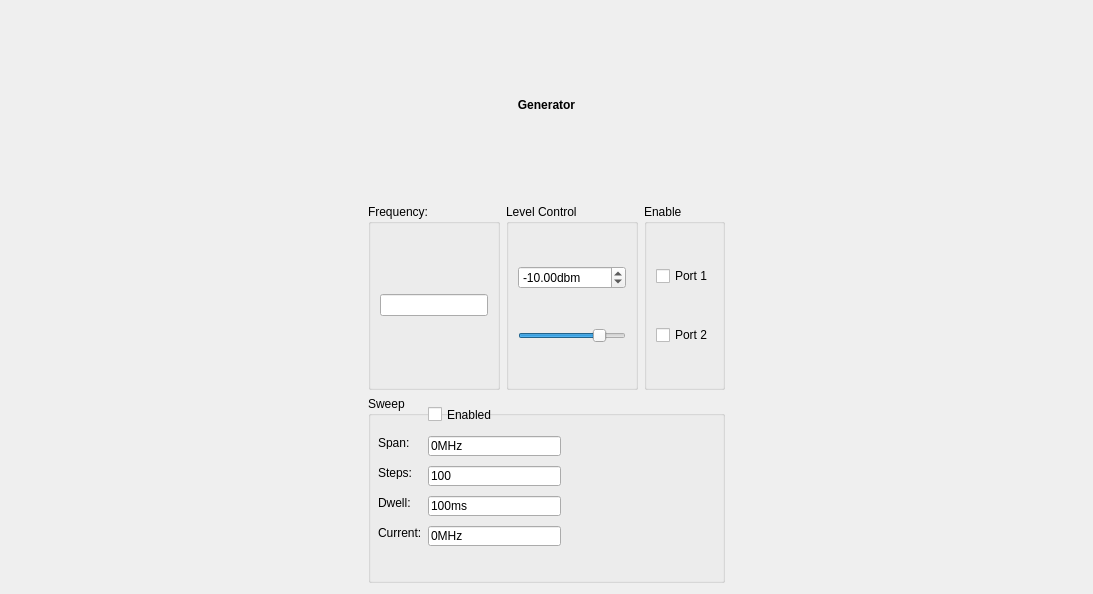
Qt form Software/PC_Application/Generator/signalgenwidget.ui (jankae/LibreVNA) before a commit.
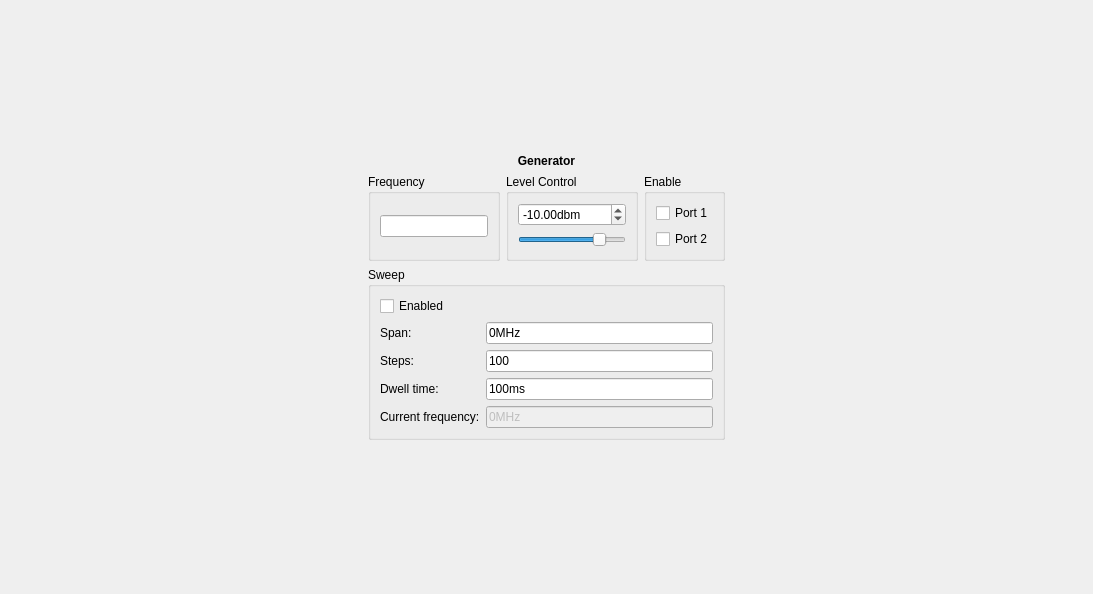
The same form after that commit. Custom widgets are drawn as their Qt base class.

Commit message: minor adjustments to Qt layout

Patch:
```diff
--- a/Software/PC_Application/Generator/signalgenwidget.ui
+++ b/Software/PC_Application/Generator/signalgenwidget.ui
@@ -38,6 +38,19 @@
    </item>
    <item>
     <layout class="QVBoxLayout" name="verticalLayout_4">
+     <item>
+      <spacer name="verticalSpacer">
+       <property name="orientation">
+        <enum>Qt::Vertical</enum>
+       </property>
+       <property name="sizeHint" stdset="0">
+        <size>
+         <width>20</width>
+         <height>40</height>
+        </size>
+       </property>
+      </spacer>
+     </item>
      <item>
       <widget class="QLabel" name="label">
        <property name="font">
@@ -59,7 +72,7 @@
        <item>
         <widget class="QGroupBox" name="groupBox">
          <property name="title">
-          <string>Frequency:</string>
+          <string>Frequency</string>
          </property>
          <layout class="QVBoxLayout" name="verticalLayout_2">
           <item>
@@ -148,125 +161,96 @@
        <property name="title">
         <string>Sweep</string>
        </property>
-       <widget class="SIUnitEdit" name="span">
-        <property name="geometry">
-         <rect>
-          <x>60</x>
-          <y>40</y>
-          <width>133</width>
-          <height>20</height>
-         </rect>
-        </property>
+       <layout class="QVBoxLayout" name="verticalLayout_5">
+        <item>
+         <widget class="QCheckBox" name="EnabledSweep">
         <property name="text">
-         <string>0MHz</string>
-        </property>
-       </widget>
+           <string>Enabled</string>
+          </property>
+         </widget>
+        </item>
+        <item>
+         <layout class="QFormLayout" name="formLayout">
+          <item row="0" column="0">
        <widget class="QLabel" name="label_2">
-        <property name="geometry">
-         <rect>
-          <x>10</x>
-          <y>40</y>
-          <width>47</width>
-          <height>13</height>
-         </rect>
-        </property>
         <property name="text">
          <string>Span:</string>
         </property>
        </widget>
-       <widget class="SIUnitEdit" name="steps">
-        <property name="geometry">
-         <rect>
-          <x>60</x>
-          <y>70</y>
-          <width>133</width>
-          <height>20</height>
-         </rect>
-        </property>
+          </item>
+          <item row="0" column="1">
+           <widget class="SIUnitEdit" name="span">
         <property name="text">
-         <string>100</string>
-        </property>
-       </widget>
+             <string>0MHz</string>
+            </property>
+           </widget>
+          </item>
+          <item row="1" column="0">
        <widget class="QLabel" name="label_3">
-        <property name="geometry">
-         <rect>
-          <x>10</x>
-          <y>70</y>
-          <width>47</width>
-          <height>13</height>
-         </rect>
-        </property>
         <property name="text">
          <string>Steps:</string>
         </property>
        </widget>
+          </item>
+          <item row="1" column="1">
+           <widget class="SIUnitEdit" name="steps">
+            <property name="text">
+             <string>100</string>
+            </property>
+           </widget>
+          </item>
+          <item row="2" column="0">
        <widget class="QLabel" name="label_4">
-        <property name="geometry">
-         <rect>
-          <x>10</x>
-          <y>100</y>
-          <width>47</width>
-          <height>13</height>
-         </rect>
-        </property>
         <property name="text">
-         <string>Dwell:</string>
-        </property>
-       </widget>
+             <string>Dwell time:</string>
+            </property>
+           </widget>
+          </item>
+          <item row="2" column="1">
        <widget class="SIUnitEdit" name="dwell">
-        <property name="geometry">
-         <rect>
-          <x>60</x>
-          <y>100</y>
-          <width>133</width>
-          <height>20</height>
-         </rect>
-        </property>
         <property name="text">
          <string>100ms</string>
         </property>
        </widget>
-       <widget class="QCheckBox" name="EnabledSweep">
-        <property name="geometry">
-         <rect>
-          <x>60</x>
-          <y>10</y>
-          <width>101</width>
-          <height>17</height>
-         </rect>
-        </property>
-        <property name="text">
-         <string>Enabled</string>
-        </property>
-       </widget>
+          </item>
+          <item row="3" column="0">
        <widget class="QLabel" name="label_5">
-        <property name="geometry">
-         <rect>
-          <x>10</x>
-          <y>130</y>
-          <width>47</width>
-          <height>13</height>
-         </rect>
-        </property>
         <property name="text">
-         <string>Current:</string>
-        </property>
-       </widget>
+             <string>Current frequency:</string>
+            </property>
+           </widget>
+          </item>
+          <item row="3" column="1">
        <widget class="SIUnitEdit" name="current">
-        <property name="geometry">
-         <rect>
-          <x>60</x>
-          <y>130</y>
-          <width>133</width>
-          <height>20</height>
-         </rect>
+            <property name="enabled">
+             <bool>false</bool>
         </property>
         <property name="text">
          <string>0MHz</string>
         </property>
-       </widget>
+            <property name="readOnly">
+             <bool>true</bool>
+            </property>
+           </widget>
+          </item>
+         </layout>
+        </item>
+       </layout>
       </widget>
      </item>
+     <item>
+      <spacer name="verticalSpacer_2">
+       <property name="orientation">
+        <enum>Qt::Vertical</enum>
+       </property>
+       <property name="sizeHint" stdset="0">
+        <size>
+         <width>20</width>
+         <height>40</height>
+        </size>
+       </property>
+      </spacer>
+     </item>
     </layout>
    </item>
    <item>
```
Lines whose indentation alone changed are shown as unchanged. The commit also changes 2 other files.
